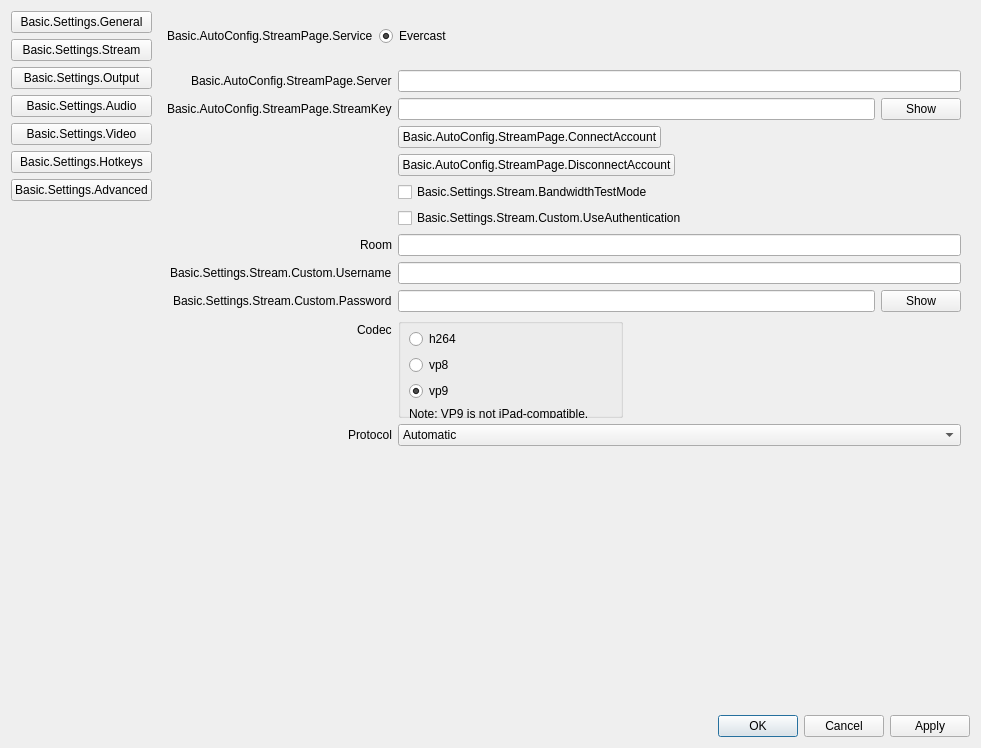
Old version of the form UI/forms/OBSBasicSettings.ui in the repository evercast/evercast-broadcaster-software.
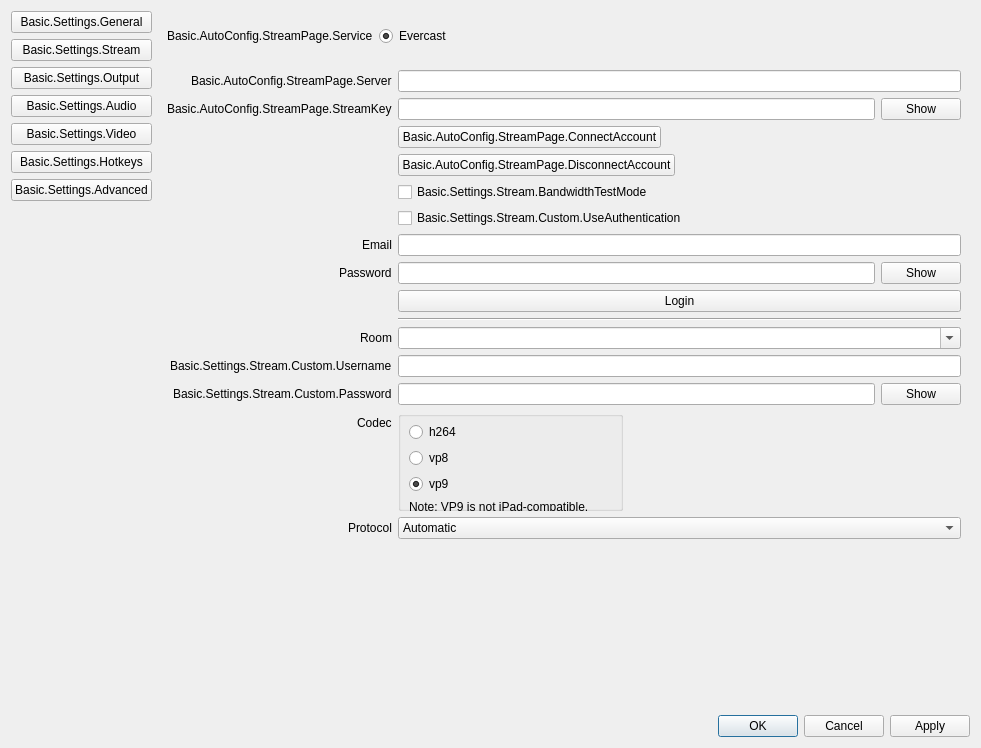
New version of the form. The open tabs and pages were chosen to show the change. Icons and pictures are not drawn.

Commit message: Simple Login POC

```diff
--- a/UI/forms/OBSBasicSettings.ui
+++ b/UI/forms/OBSBasicSettings.ui
@@ -191,7 +191,7 @@
      <item>
       <widget class="QStackedWidget" name="settingsPages">
        <property name="currentIndex">
-        <number>0</number>
+        <number>1</number>
        </property>
        <widget class="QWidget" name="generalPage">
         <layout class="QVBoxLayout" name="verticalLayout_18">
@@ -959,6 +959,9 @@
                </property>
               </widget>
              </item>
+             <item row="0" column="1">
+              <widget class="QLineEdit" name="serverName"/>
+             </item>
              <item row="1" column="0">
               <widget class="QLabel" name="streamKeyLabel">
                <property name="text">
@@ -1086,19 +1089,23 @@
               </widget>
              </item>
              <item row="6" column="0">
+              <widget class="QLabel" name="label_7">
+               <property name="text">
+                <string>Email</string>
+               </property>
+              </widget>
+             </item>
+             <item row="6" column="1">
+              <widget class="QLineEdit" name="userEmail"/>
+             </item>
+             <item row="10" column="0">
               <widget class="QLabel" name="roomLabel">
                <property name="text">
                 <string>Room</string>
                </property>
-               <property name="buddy">
-                <cstring>room</cstring>
-               </property>
               </widget>
              </item>
-             <item row="6" column="1">
-              <widget class="QLineEdit" name="room"/>
-             </item>
-             <item row="7" column="0">
+             <item row="11" column="0">
               <widget class="QLabel" name="authUsernameLabel">
                <property name="text">
                 <string>Basic.Settings.Stream.Custom.Username</string>
@@ -1108,10 +1115,10 @@
                </property>
               </widget>
              </item>
-             <item row="7" column="1">
+             <item row="11" column="1">
               <widget class="QLineEdit" name="authUsername"/>
              </item>
-             <item row="8" column="0">
+             <item row="12" column="0">
               <widget class="QLabel" name="authPwLabel">
                <property name="text">
                 <string>Basic.Settings.Stream.Custom.Password</string>
@@ -1121,7 +1128,7 @@
                </property>
               </widget>
              </item>
-             <item row="8" column="1">
+             <item row="12" column="1">
               <widget class="QWidget" name="authPwWidget" native="true">
                <layout class="QHBoxLayout" name="horizontalLayout_25">
                 <property name="leftMargin">
@@ -1153,7 +1160,14 @@
                </layout>
               </widget>
              </item>
-             <item row="9" column="1">
+             <item row="13" column="0">
+              <widget class="QLabel" name="codecLabel">
+               <property name="text">
+                <string>Codec</string>
+               </property>
+              </widget>
+             </item>
+             <item row="13" column="1">
               <widget class="QGroupBox" name="codecGroupBox">
                <property name="sizePolicy">
                 <sizepolicy hsizetype="Fixed" vsizetype="Fixed">
@@ -1242,7 +1256,7 @@
                </widget>
               </widget>
              </item>
-             <item row="10" column="0">
+             <item row="14" column="0">
               <widget class="QLabel" name="streamProtocolLabel">
                <property name="text">
                 <string>Protocol</string>
@@ -1252,7 +1266,7 @@
                </property>
               </widget>
              </item>
-             <item row="10" column="1">
+             <item row="14" column="1">
               <widget class="QComboBox" name="streamProtocol">
                <property name="currentIndex">
                 <number>0</number>
@@ -1274,15 +1288,68 @@
                </item>
               </widget>
              </item>
-             <item row="9" column="0">
-              <widget class="QLabel" name="codecLabel">
+             <item row="7" column="1">
+              <widget class="QWidget" name="authPwWidget_2" native="true">
+               <layout class="QHBoxLayout" name="horizontalLayout_27">
+                <property name="leftMargin">
+                 <number>0</number>
+                </property>
+                <property name="topMargin">
+                 <number>0</number>
+                </property>
+                <property name="rightMargin">
+                 <number>0</number>
+                </property>
+                <property name="bottomMargin">
+                 <number>0</number>
+                </property>
+                <item>
+                 <widget class="QLineEdit" name="userPasword">
+                  <property name="echoMode">
+                   <enum>QLineEdit::Password</enum>
+                  </property>
+                 </widget>
+                </item>
+                <item>
+                 <widget class="QPushButton" name="userPaswordShow">
+                  <property name="text">
+                   <string>Show</string>
+                  </property>
+                 </widget>
+                </item>
+               </layout>
+              </widget>
+             </item>
+             <item row="7" column="0">
+              <widget class="QLabel" name="label_18">
                <property name="text">
-                <string>Codec</string>
+                <string>Password</string>
                </property>
               </widget>
              </item>
-             <item row="0" column="1">
-              <widget class="QLineEdit" name="serverName"/>
+             <item row="8" column="1">
+              <widget class="QPushButton" name="loginButton">
+               <property name="text">
+                <string>Login</string>
+               </property>
+               <property name="default">
+                <bool>false</bool>
+               </property>
+              </widget>
+             </item>
+             <item row="9" column="1">
+              <widget class="Line" name="line">
+               <property name="orientation">
+                <enum>Qt::Horizontal</enum>
+               </property>
+              </widget>
+             </item>
+             <item row="10" column="1">
+              <widget class="QComboBox" name="room">
+               <property name="editable">
+                <bool>true</bool>
+               </property>
+              </widget>
              </item>
             </layout>
            </widget>
@@ -1320,7 +1387,7 @@
              <rect>
               <x>0</x>
               <y>0</y>
-              <width>753</width>
+              <width>740</width>
               <height>717</height>
              </rect>
             </property>
@@ -3504,8 +3571,8 @@
              <rect>
               <x>0</x>
               <y>0</y>
-              <width>753</width>
-              <height>632</height>
+              <width>691</width>
+              <height>601</height>
              </rect>
             </property>
             <layout class="QVBoxLayout" name="verticalLayout_50">
```
Left out of the diff: 5 changed lines with no effect on the pictures. The commit also changes 8 other files.
